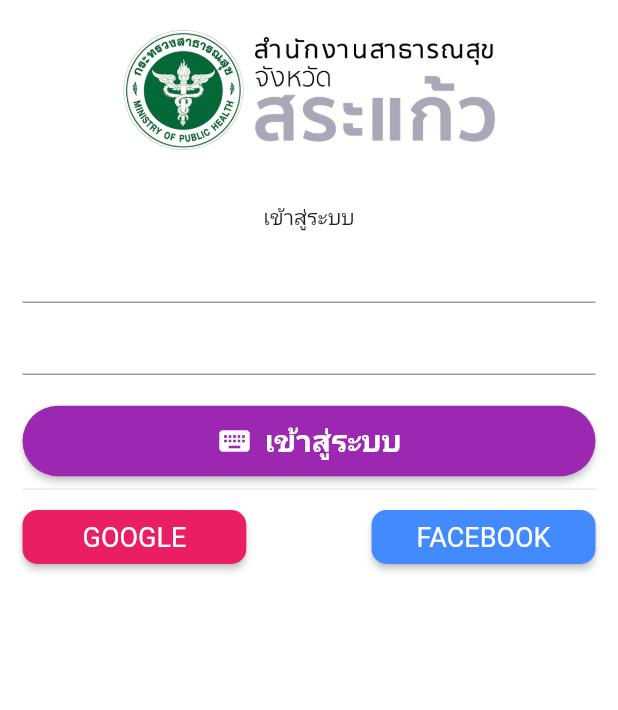
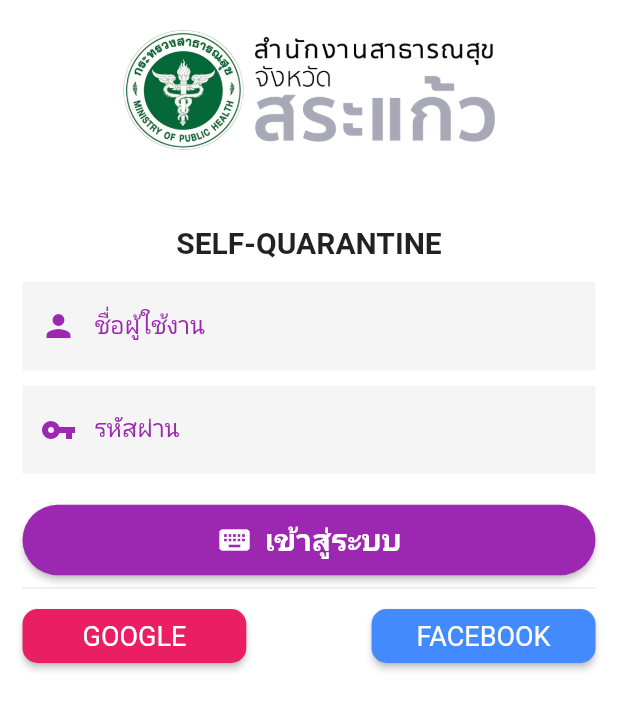
Before and after one commit to siteslave/sk-covid-self-quarantine, a Flutter app: the screen it shows after launch, on a phone screen of 412 x 824 dp. Shown: the top 710 px of the screen. Run offline on Flutter 3.47's test engine with Material 2 defaults, Android fonts, the phone set to English and light mode, and no system bars.

Commit message:
update login screen

```diff
--- a/lib/pages/Login.dart
+++ b/lib/pages/Login.dart
@@ -25,9 +25,38 @@ class _LoginState extends State<Login> {
             child: Column(
               crossAxisAlignment: CrossAxisAlignment.center,
               children: [
-                Text('เข้าสู่ระบบ'),
-                TextFormField(),
-                TextFormField(),
+                Padding(
+                  padding: const EdgeInsets.all(15),
+                  child: Text(
+                    'SELF-QUARANTINE',
+                    style: TextStyle(fontSize: 20, fontWeight: FontWeight.bold),
+                  ),
+                ),
+                TextFormField(
+                  decoration: InputDecoration(
+                      labelText: 'ชื่อผู้ใช้งาน',
+                      labelStyle: TextStyle(color: Colors.purple),
+                      prefixIcon: Icon(Icons.person, color: Colors.purple),
+                      border: InputBorder.none,
+                      fillColor: Colors.grey[100],
+                      filled: true),
+                ),
+                SizedBox(
+                  height: 10,
+                ),
+                TextFormField(
+                  obscureText: true,
+                  decoration: InputDecoration(
+                      labelText: 'รหัสผ่าน',
+                      labelStyle: TextStyle(color: Colors.purple),
+                      prefixIcon: Icon(
+                        Icons.vpn_key,
+                        color: Colors.purple,
+                      ),
+                      border: InputBorder.none,
+                      fillColor: Colors.grey[100],
+                      filled: true),
+                ),
                 SizedBox(
                   height: 20,
                 ),
@@ -81,8 +110,8 @@ class _LoginState extends State<Login> {
                             fontSize: 18, fontWeight: FontWeight.normal),
                       ),
                     ),
-                ],)
-
+                  ],
+                )
               ],
             ),
           )
```
Lines whose indentation alone changed are shown as unchanged.
